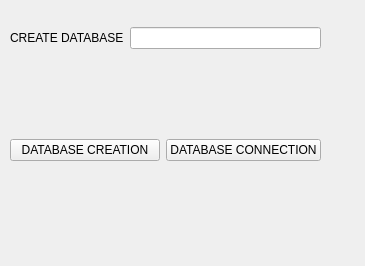
Old version of the form Modul 7/7.1/db_connect.ui in the repository NightUser1922/Project-Python.
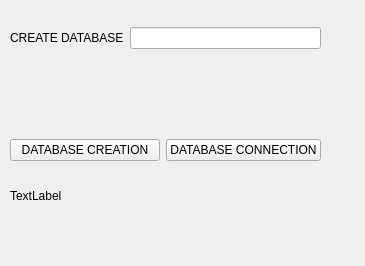
New version of the form.

The edit to the form file:
```diff
--- a/Modul 7/7.1/db_connect.ui
+++ b/Modul 7/7.1/db_connect.ui
@@ -61,6 +61,19 @@
     </item>
    </layout>
   </widget>
+  <widget class="QLabel" name="labelResult">
+   <property name="geometry">
+    <rect>
+     <x>10</x>
+     <y>180</y>
+     <width>231</width>
+     <height>31</height>
+    </rect>
+   </property>
+   <property name="text">
+    <string>TextLabel</string>
+   </property>
+  </widget>
  </widget>
  <resources/>
  <connections/>
```
Left out of the diff: 4 changed lines with no effect on the pictures.
